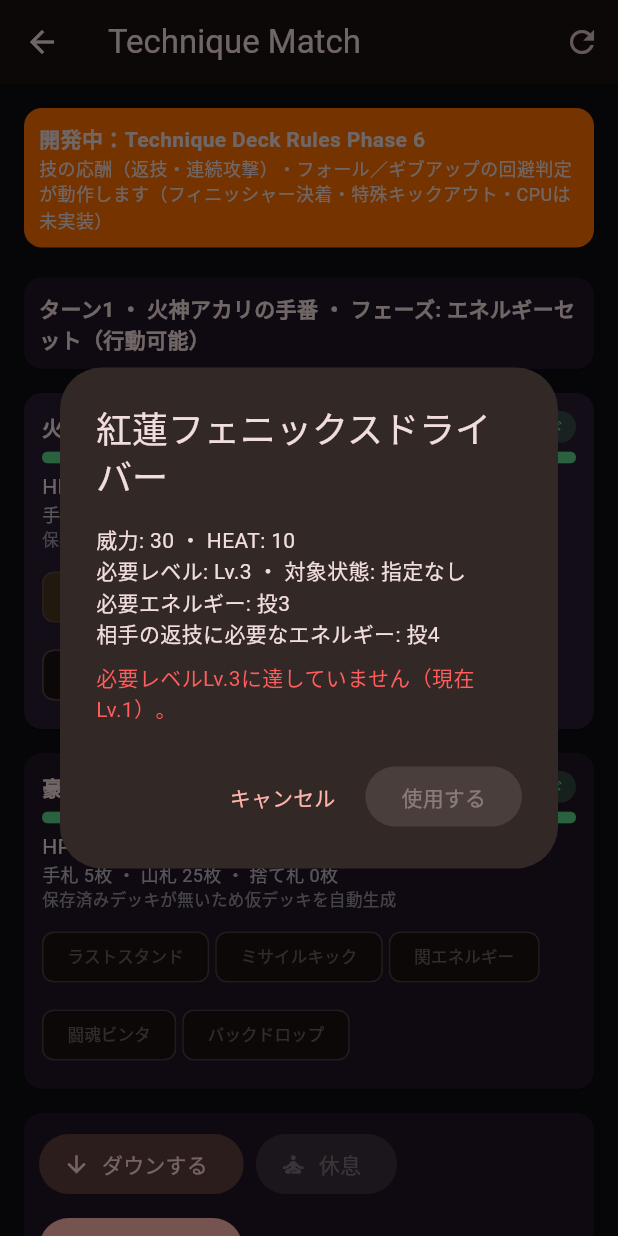
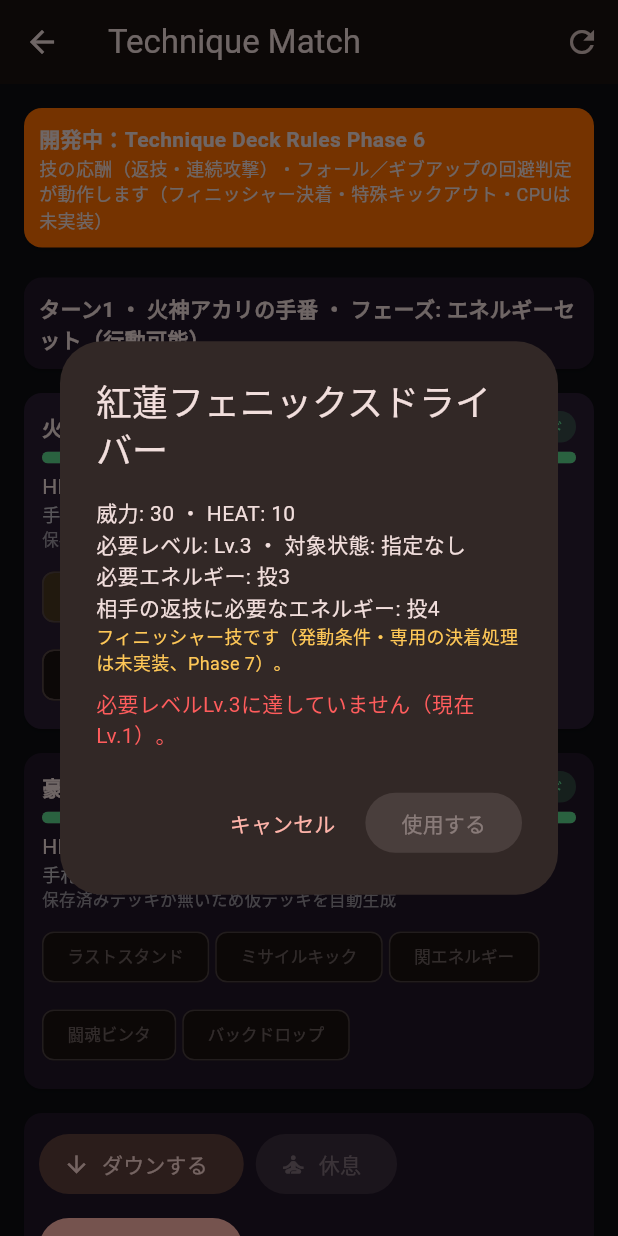
Before and after one commit to perusonao/one_night_match, a Flutter app: the TechniqueMatchScreen screen opened directly, after a tap on "試合開始", after a tap on "紅蓮フェニックスドライバー", on a phone screen of 412 x 824 dp. Run offline on Flutter 3.47's test engine with Material 3 defaults, Android fonts, the phone set to English and light mode, and no system bars; our stand-ins replace audioplayers, shared_preferences; missing offline and left inert: dart:html; accounts and stored records are empty.

Commit message:
Technique Deck Rules: 技詳細ダイアログにフォール/ギブアップ優先順位を表示
技がhasPinEffect/hasSubmissionEffectを持つ場合、成立時に何が起きるかを
技詳細ダイアログに明示する。両方を持つ場合はフォールが優先されることも
表示する（ユーザー指摘「プレイヤーがギブアップ判定を期待して使ったのに
フォールになると混乱する」への対応）。hasFinisherEffectを持つ技には、
Phase 6のフォール/ギブアップ判定の対象外であることを表示する。

```diff
--- a/lib/src/technique_deck/technique_match_screen.dart
+++ b/lib/src/technique_deck/technique_match_screen.dart
@@ -456,6 +456,29 @@ class _TechniqueMatchScreenState extends State<TechniqueMatchScreen> {
                   '相手の返技に必要なエネルギー: ${technique.reversalEnergyCost.entries.where((e) => e.value > 0).map((e) => '${moveAttributeLabel(e.key)}${e.value}').join('・')}',
                 ),
               if (technique.causesDown) const Text('成立すると相手をダウンさせます。'),
+              if (technique.hasFinisherEffect)
+                const Text(
+                  'フィニッシャー技です（発動条件・専用の決着処理は未実装、Phase 7）。',
+                  style: TextStyle(color: _gold, fontSize: 12),
+                )
+              else if (technique.hasPinEffect && technique.hasSubmissionEffect)
+                const Text(
+                  '成立するとフォール判定が発生します'
+                  '（ギブアップ効果も持ちますが、フォールが優先されます）。',
+                  style: TextStyle(color: _gold, fontSize: 12),
+                )
+              else if (technique.hasPinEffect)
+                const Text(
+                  '成立するとフォール判定が発生します（キックアウトカード／'
+                  '返技エネルギー／HP消費で回避されなければ、そのまま勝敗が決まります）。',
+                  style: TextStyle(color: _gold, fontSize: 12),
+                )
+              else if (technique.hasSubmissionEffect)
+                const Text(
+                  '成立するとギブアップ判定が発生します（ロープブレイクカード／'
+                  '返技エネルギー／HP消費で回避されなければ、そのまま勝敗が決まります）。',
+                  style: TextStyle(color: _gold, fontSize: 12),
+                ),
               const SizedBox(height: 8),
               if (!check.canUse)
                 Text(
```
